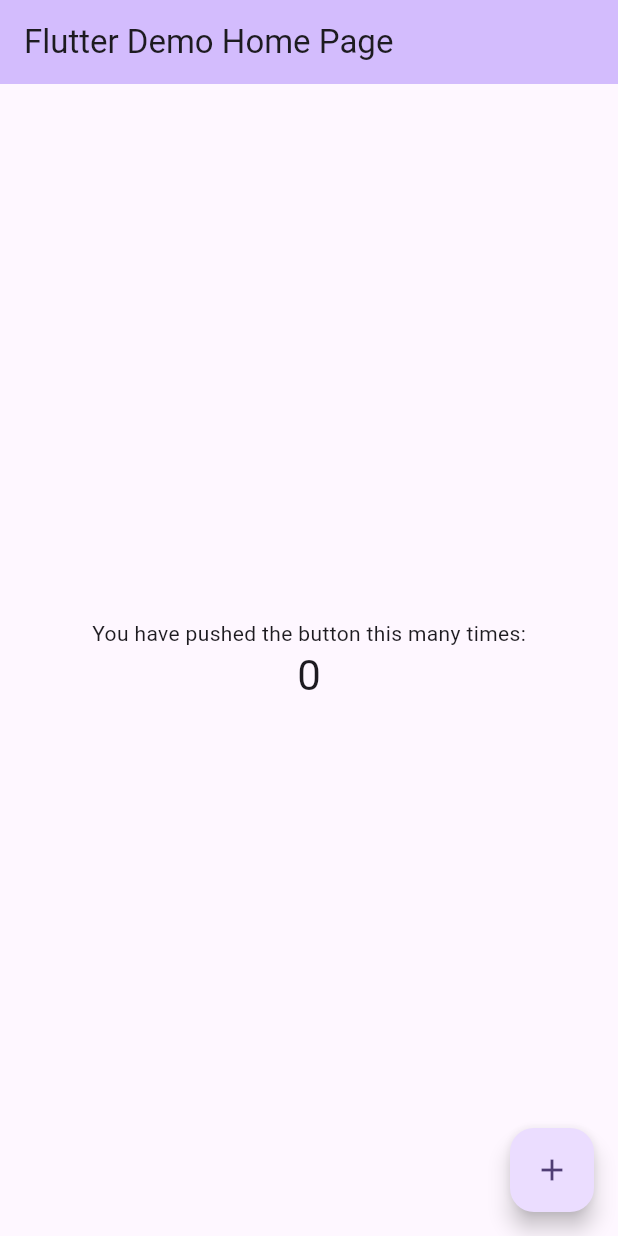
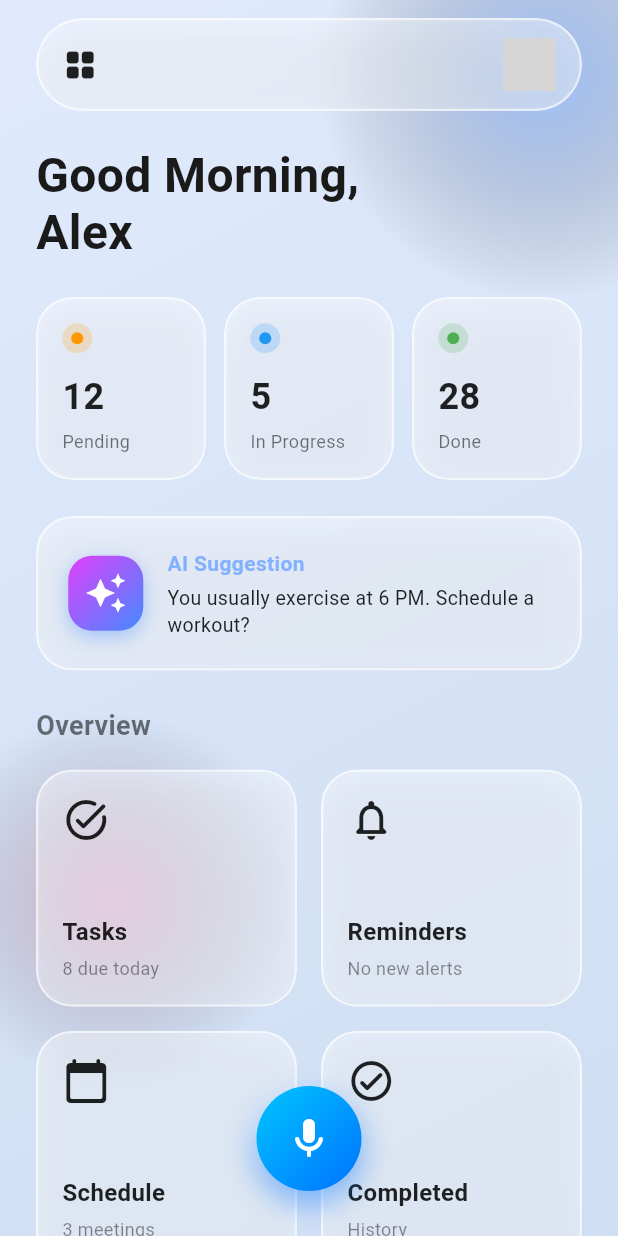
Before and after one commit to geojeevanraj/project0, a Flutter app: the screen it shows after launch, on a phone screen of 412 x 824 dp. Run offline on Flutter 3.47's test engine with Material 3 defaults, Android fonts, the phone set to English and light mode, and no system bars; network calls fail; grey boxes are pictures that could not be loaded.

Commit message:
Home Screen UI - v1

```diff
--- a/frontend/lib/main.dart
+++ b/frontend/lib/main.dart
@@ -1,122 +1,37 @@
 import 'package:flutter/material.dart';
+import 'screens/home_screen.dart';
 
 void main() {
-  runApp(const MyApp());
+  runApp(const LiquidGlassApp());
 }
 
-class MyApp extends StatelessWidget {
-  const MyApp({super.key});
+class LiquidGlassApp extends StatelessWidget {
+  const LiquidGlassApp({super.key});
 
-  // This widget is the root of your application.
   @override
   Widget build(BuildContext context) {
     return MaterialApp(
-      title: 'Flutter Demo',
+      debugShowCheckedModeBanner: false,
+      title: 'Liquid Glass UI',
+      themeMode: ThemeMode.system, // Supports system theme (Dark/Light)
       theme: ThemeData(
-        // This is the theme of your application.
-        //
-        // TRY THIS: Try running your application with "flutter run". You'll see
-        // the application has a purple toolbar. Then, without quitting the app,
-        // try changing the seedColor in the colorScheme below to Colors.green
-        // and then invoke "hot reload" (save your changes or press the "hot
-        // reload" button in a Flutter-supported IDE, or press "r" if you used
-        // the command line to start the app).
-        //
-        // Notice that the counter didn't reset back to zero; the application
-        // state is not lost during the reload. To reset the state, use hot
-        // restart instead.
-        //
-        // This works for code too, not just values: Most code changes can be
-        // tested with just a hot reload.
-        colorScheme: ColorScheme.fromSeed(seedColor: Colors.deepPurple),
+        brightness: Brightness.light,
+        primarySwatch: Colors.blue,
+        scaffoldBackgroundColor: const Color(0xFFF5F7FA),
+        textTheme: const TextTheme(
+          bodyLarge: TextStyle(color: Color(0xFF1A1A1A)),
+          bodyMedium: TextStyle(color: Color(0xFF4A4A4A)),
+        ),
       ),
-      home: const MyHomePage(title: 'Flutter Demo Home Page'),
+      darkTheme: ThemeData(
+        brightness: Brightness.dark,
+        scaffoldBackgroundColor: const Color(0xFF121212),
+        textTheme: const TextTheme(
+          bodyLarge: TextStyle(color: Colors.white),
+          bodyMedium: TextStyle(color: Colors.white70),
+        ),
+      ),
+      home: const HomeScreen(),
     );
   }
 }
-
-class MyHomePage extends StatefulWidget {
-  const MyHomePage({super.key, required this.title});
-
-  // This widget is the home page of your application. It is stateful, meaning
-  // that it has a State object (defined below) that contains fields that affect
-  // how it looks.
-
-  // This class is the configuration for the state. It holds the values (in this
-  // case the title) provided by the parent (in this case the App widget) and
-  // used by the build method of the State. Fields in a Widget subclass are
-  // always marked "final".
-
-  final String title;
-
-  @override
-  State<MyHomePage> createState() => _MyHomePageState();
-}
-
-class _MyHomePageState extends State<MyHomePage> {
-  int _counter = 0;
-
-  void _incrementCounter() {
-    setState(() {
-      // This call to setState tells the Flutter framework that something has
-      // changed in this State, which causes it to rerun the build method below
-      // so that the display can reflect the updated values. If we changed
-      // _counter without calling setState(), then the build method would not be
-      // called again, and so nothing would appear to happen.
-      _counter++;
-    });
-  }
-
-  @override
-  Widget build(BuildContext context) {
-    // This method is rerun every time setState is called, for instance as done
-    // by the _incrementCounter method above.
-    //
-    // The Flutter framework has been optimized to make rerunning build methods
-    // fast, so that you can just rebuild anything that needs updating rather
-    // than having to individually change instances of widgets.
-    return Scaffold(
-      appBar: AppBar(
-        // TRY THIS: Try changing the color here to a specific color (to
-        // Colors.amber, perhaps?) and trigger a hot reload to see the AppBar
-        // change color while the other colors stay the same.
-        backgroundColor: Theme.of(context).colorScheme.inversePrimary,
-        // Here we take the value from the MyHomePage object that was created by
-        // the App.build method, and use it to set our appbar title.
-        title: Text(widget.title),
-      ),
-      body: Center(
-        // Center is a layout widget. It takes a single child and positions it
-        // in the middle of the parent.
-        child: Column(
-          // Column is also a layout widget. It takes a list of children and
-          // arranges them vertically. By default, it sizes itself to fit its
-          // children horizontally, and tries to be as tall as its parent.
-          //
-          // Column has various properties to control how it sizes itself and
-          // how it positions its children. Here we use mainAxisAlignment to
-          // center the children vertically; the main axis here is the vertical
-          // axis because Columns are vertical (the cross axis would be
-          // horizontal).
-          //
-          // TRY THIS: Invoke "debug painting" (choose the "Toggle Debug Paint"
-          // action in the IDE, or press "p" in the console), to see the
-          // wireframe for each widget.
-          mainAxisAlignment: MainAxisAlignment.center,
-          children: <Widget>[
-            const Text('You have pushed the button this many times:'),
-            Text(
-              '$_counter',
-              style: Theme.of(context).textTheme.headlineMedium,
-            ),
-          ],
-        ),
-      ),
-      floatingActionButton: FloatingActionButton(
-        onPressed: _incrementCounter,
-        tooltip: 'Increment',
-        child: const Icon(Icons.add),
-      ), // This trailing comma makes auto-formatting nicer for build methods.
-    );
-  }
-}
--- /dev/null
+++ b/frontend/lib/screens/home_screen.dart
@@ -0,0 +1,464 @@
+import 'dart:ui';
+import 'package:flutter/material.dart';
+import 'package:flutter/services.dart';
+
+// Entry point to run the app standalone for preview purposes
+void main() {
+  runApp(const LiquidGlassApp());
+}
+
+class LiquidGlassApp extends StatelessWidget {
+  const LiquidGlassApp({super.key});
+
+  @override
+  Widget build(BuildContext context) {
+    return MaterialApp(
+      debugShowCheckedModeBanner: false,
+      title: 'Liquid Glass UI',
+      themeMode: ThemeMode.system, // Supports system theme (Dark/Light)
+      theme: ThemeData(
+        brightness: Brightness.light,
+        primarySwatch: Colors.blue,
+        scaffoldBackgroundColor: const Color(0xFFF5F7FA),
+        textTheme: const TextTheme(
+          bodyLarge: TextStyle(color: Color(0xFF1A1A1A)),
+          bodyMedium: TextStyle(color: Color(0xFF4A4A4A)),
+        ),
+      ),
+      darkTheme: ThemeData(
+        brightness: Brightness.dark,
+        scaffoldBackgroundColor: const Color(0xFF121212),
+        textTheme: const TextTheme(
+          bodyLarge: TextStyle(color: Colors.white),
+          bodyMedium: TextStyle(color: Colors.white70),
+        ),
+      ),
+      home: const HomeScreen(),
+    );
+  }
+}
+
+class HomeScreen extends StatelessWidget {
+  const HomeScreen({super.key});
+
+  @override
+  Widget build(BuildContext context) {
+    final isDark = Theme.of(context).brightness == Brightness.dark;
+    final Size size = MediaQuery.of(context).size;
+
+    return Scaffold(
+      // Important: Transparent scaffold to show the background blobs
+      backgroundColor: Colors.transparent,
+      extendBody: true,
+      body: Stack(
+        children: [
+          // 1. Dynamic Background (Gradients & Blobs)
+          _buildBackground(isDark, size),
+
+          // 2. Main Content
+          SafeArea(
+            child: SingleChildScrollView(
+              padding: const EdgeInsets.symmetric(horizontal: 24.0, vertical: 12.0),
+              physics: const BouncingScrollPhysics(),
+              child: Column(
+                crossAxisAlignment: CrossAxisAlignment.start,
+                children: [
+                  // --- Custom AppBar ---
+                  _buildCustomAppBar(isDark),
+                  const SizedBox(height: 24),
+
+                  // --- Greeting ---
+                  Text(
+                    "Good Morning,\nAlex",
+                    style: TextStyle(
+                      fontSize: 32,
+                      fontWeight: FontWeight.bold,
+                      height: 1.2,
+                      color: isDark ? Colors.white : const Color(0xFF1A1A1A),
+                    ),
+                  ),
+                  const SizedBox(height: 24),
+
+                  // --- Summary Cards ---
+                  Row(
+                    mainAxisAlignment: MainAxisAlignment.spaceBetween,
+                    children: [
+                      _buildSummaryCard("Pending", "12", Colors.orange, isDark, size.width),
+                      _buildSummaryCard("In Progress", "5", Colors.blue, isDark, size.width),
+                      _buildSummaryCard("Done", "28", Colors.green, isDark, size.width),
+                    ],
+                  ),
+                  const SizedBox(height: 24),
+
+                  // --- AI Suggestion Card ---
+                  _buildAISuggestionCard(isDark),
+                  const SizedBox(height: 24),
+
+                  // --- Navigation Tiles ---
+                  Text(
+                    "Overview",
+                    style: TextStyle(
+                      fontSize: 18,
+                      fontWeight: FontWeight.w600,
+                      color: isDark ? Colors.white70 : Colors.black54,
+                    ),
+                  ),
+                  const SizedBox(height: 16),
+
+                  // Grid Layout for Tiles
+                  GridView.count(
+                    shrinkWrap: true,
+                    physics: const NeverScrollableScrollPhysics(),
+                    crossAxisCount: 2,
+                    mainAxisSpacing: 16,
+                    crossAxisSpacing: 16,
+                    childAspectRatio: 1.1,
+                    children: [
+                      _buildNavTile(Icons.task_alt_rounded, "Tasks", "8 due today", isDark),
+                      _buildNavTile(Icons.notifications_none_rounded, "Reminders", "No new alerts", isDark),
+                      _buildNavTile(Icons.calendar_today_rounded, "Schedule", "3 meetings", isDark),
+                      _buildNavTile(Icons.check_circle_outline_rounded, "Completed", "History", isDark),
+                    ],
+                  ),
+
+                  // Space for the floating button at bottom
+                  const SizedBox(height: 100),
+                ],
+              ),
+            ),
+          ),
+
+          // 3. Floating Voice Button (Bottom Center)
+          Positioned(
+            bottom: 30,
+            left: 0,
+            right: 0,
+            child: Center(
+              child: _buildLiquidVoiceButton(isDark),
+            ),
+          ),
+        ],
+      ),
+    );
+  }
+
+  // --- Background Builder ---
+  Widget _buildBackground(bool isDark, Size size) {
+    return Stack(
+      children: [
+        // Base Gradient
+        Container(
+          decoration: BoxDecoration(
+            gradient: LinearGradient(
+              begin: Alignment.topLeft,
+              end: Alignment.bottomRight,
+              colors: isDark
+                  ? [const Color(0xFF0F2027), const Color(0xFF203A43), const Color(0xFF2C5364)]
+                  : [const Color(0xFFE0EAFC), const Color(0xFFCFDEF3)],
+            ),
+          ),
+        ),
+        // Abstract Blob 1
+        Positioned(
+          top: -100,
+          right: -100,
+          child: Container(
+            width: 300,
+            height: 300,
+            decoration: BoxDecoration(
+              shape: BoxShape.circle,
+              gradient: RadialGradient(
+                colors: isDark
+                    ? [Colors.purpleAccent.withOpacity(0.3), Colors.transparent]
+                    : [Colors.blueAccent.withOpacity(0.4), Colors.transparent],
+              ),
+            ),
+          ),
+        ),
+        // Abstract Blob 2
+        Positioned(
+          bottom: 100,
+          left: -50,
+          child: Container(
+            width: 250,
+            height: 250,
+            decoration: BoxDecoration(
+              shape: BoxShape.circle,
+              gradient: RadialGradient(
+                colors: isDark
+                    ? [Colors.tealAccent.withOpacity(0.2), Colors.transparent]
+                    : [Colors.pinkAccent.withOpacity(0.3), Colors.transparent],
+              ),
+            ),
+          ),
+        ),
+      ],
+    );
+  }
+
+  // --- Components ---
+
+  Widget _buildCustomAppBar(bool isDark) {
+    return GlassContainer(
+      padding: const EdgeInsets.symmetric(horizontal: 16, vertical: 12),
+      borderRadius: 50,
+      isDark: isDark,
+      child: Row(
+        mainAxisAlignment: MainAxisAlignment.spaceBetween,
+        children: [
+          Icon(Icons.grid_view_rounded, color: isDark ? Colors.white : Colors.black87),
+          Container(
+            height: 35,
+            width: 35,
+            decoration: BoxDecoration(
+              shape: BoxShape.circle,
+              image: const DecorationImage(
+                image: NetworkImage("https://i.pravatar.cc/150?img=11"), // Placeholder Avatar
+                fit: BoxFit.cover,
+              ),
+              border: Border.all(color: Colors.white.withOpacity(0.5), width: 2),
+            ),
+          )
+        ],
+      ),
+    );
+  }
+
+  Widget _buildSummaryCard(String title, String count, Color accentColor, bool isDark, double screenWidth) {
+    return GlassContainer(
+      width: (screenWidth - 48 - 24) / 3, // Calculate width based on padding
+      padding: const EdgeInsets.all(16),
+      isDark: isDark,
+      child: Column(
+        crossAxisAlignment: CrossAxisAlignment.start,
+        children: [
+          Container(
+            padding: const EdgeInsets.all(6),
+            decoration: BoxDecoration(
+              color: accentColor.withOpacity(0.2),
+              shape: BoxShape.circle,
+            ),
+            child: CircleAvatar(
+              radius: 4,
+              backgroundColor: accentColor,
+            ),
+          ),
+          const SizedBox(height: 12),
+          Text(
+            count,
+            style: TextStyle(
+              fontSize: 24,
+              fontWeight: FontWeight.bold,
+              color: isDark ? Colors.white : Colors.black87,
+            ),
+          ),
+          const SizedBox(height: 4),
+          Text(
+            title,
+            style: TextStyle(
+              fontSize: 12,
+              color: isDark ? Colors.white60 : Colors.black54,
+            ),
+          ),
+        ],
+      ),
+    );
+  }
+
+  Widget _buildAISuggestionCard(bool isDark) {
+    return GlassContainer(
+      padding: const EdgeInsets.all(20),
+      isDark: isDark,
+      child: Row(
+        children: [
+          Container(
+            height: 50,
+            width: 50,
+            decoration: BoxDecoration(
+              gradient: const LinearGradient(
+                colors: [Colors.purpleAccent, Colors.blueAccent],
+                begin: Alignment.topLeft,
+                end: Alignment.bottomRight,
+              ),
+              borderRadius: BorderRadius.circular(16),
+              boxShadow: [
+                BoxShadow(
+                  color: Colors.blueAccent.withOpacity(0.4),
+                  blurRadius: 10,
+                  offset: const Offset(0, 4),
+                )
+              ],
+            ),
+            child: const Icon(Icons.auto_awesome, color: Colors.white, size: 28),
+          ),
+          const SizedBox(width: 16),
+          Expanded(
+            child: Column(
+              crossAxisAlignment: CrossAxisAlignment.start,
+              children: [
+                Text(
+                  "AI Suggestion",
+                  style: TextStyle(
+                    fontSize: 14,
+                    fontWeight: FontWeight.bold,
+                    color: Colors.blueAccent.shade100,
+                  ),
+                ),
+                const SizedBox(height: 4),
+                Text(
+                  "You usually exercise at 6 PM. Schedule a workout?",
+                  style: TextStyle(
+                    fontSize: 13,
+                    height: 1.4,
+                    color: isDark ? Colors.white70 : Colors.black87,
+                  ),
+                ),
+              ],
+            ),
+          ),
+        ],
+      ),
+    );
+  }
+
+  Widget _buildNavTile(IconData icon, String title, String subtitle, bool isDark) {
+    return GlassContainer(
+      padding: const EdgeInsets.all(16),
+      isDark: isDark,
+      child: Column(
+        crossAxisAlignment: CrossAxisAlignment.start,
+        mainAxisAlignment: MainAxisAlignment.spaceBetween,
+        children: [
+          Icon(icon, size: 32, color: isDark ? Colors.white : Colors.black87),
+          Column(
+            crossAxisAlignment: CrossAxisAlignment.start,
+            children: [
+              Text(
+                title,
+                style: TextStyle(
+                  fontSize: 16,
+                  fontWeight: FontWeight.bold,
+                  color: isDark ? Colors.white : Colors.black87,
+                ),
+              ),
+              const SizedBox(height: 4),
+              Text(
+                subtitle,
+                style: TextStyle(
+                  fontSize: 12,
+                  color: isDark ? Colors.white54 : Colors.black45,
+                ),
+              ),
+            ],
+          )
+        ],
+      ),
+    );
+  }
+
+  Widget _buildLiquidVoiceButton(bool isDark) {
+    return Container(
+      height: 70,
+      width: 70,
+      decoration: BoxDecoration(
+        shape: BoxShape.circle,
+        gradient: LinearGradient(
+          begin: Alignment.topLeft,
+          end: Alignment.bottomRight,
+          colors: [
+            const Color(0xFF00C6FF),
+            const Color(0xFF0072FF),
+          ],
+        ),
+        boxShadow: [
+          BoxShadow(
+            color: const Color(0xFF0072FF).withOpacity(0.4),
+            blurRadius: 15,
+            spreadRadius: 2,
+            offset: const Offset(0, 8),
+          ),
+          // Inner highlight for "liquid" look
+          BoxShadow(
+            color: Colors.white.withOpacity(0.3),
+            blurRadius: 10,
+            spreadRadius: -5,
+            offset: const Offset(-5, -5),
+          ),
+        ],
+      ),
+      child: Material(
+        color: Colors.transparent,
+        child: InkWell(
+          borderRadius: BorderRadius.circular(35),
+          onTap: () {
+            // Voice action trigger
+            HapticFeedback.mediumImpact();
+          },
+          child: const Icon(
+            Icons.mic_rounded,
+            color: Colors.white,
+            size: 32,
+          ),
+        ),
+      ),
+    );
+  }
+}
+
+// --- Reusable Glass Container ---
+class GlassContainer extends StatelessWidget {
+  final Widget child;
+  final double? width;
+  final double? height;
+  final EdgeInsetsGeometry padding;
+  final bool isDark;
+  final double borderRadius;
+
+  const GlassContainer({
+    super.key,
+    required this.child,
+    this.width,
+    this.height,
+    this.padding = const EdgeInsets.all(0),
+    required this.isDark,
+    this.borderRadius = 24,
+  });
+
+  @override
+  Widget build(BuildContext context) {
+    return ClipRRect(
+      borderRadius: BorderRadius.circular(borderRadius),
+      child: BackdropFilter(
+        filter: ImageFilter.blur(sigmaX: 10, sigmaY: 10),
+        child: Container(
+          width: width,
+          height: height,
+          padding: padding,
+          decoration: BoxDecoration(
+            // The "Glass" Color
+            color: isDark
+                ? Colors.grey.shade900.withOpacity(0.3)
+                : Colors.white.withOpacity(0.4),
+            borderRadius: BorderRadius.circular(borderRadius),
+            border: Border.all(
+              // Subtle border gradient for 3D effect
+              color: isDark
+                  ? Colors.white.withOpacity(0.1)
+                  : Colors.white.withOpacity(0.6),
+              width: 1.5,
+            ),
+            boxShadow: [
+              BoxShadow(
+                color: Colors.black.withOpacity(0.05),
+                blurRadius: 16,
+                spreadRadius: 0,
+                offset: const Offset(0, 8),
+              ),
+            ],
+          ),
+          child: child,
+        ),
+      ),
+    );
+  }
+}
```
Also changed, not shown: frontend/pubspec.lock, 2 other files.
